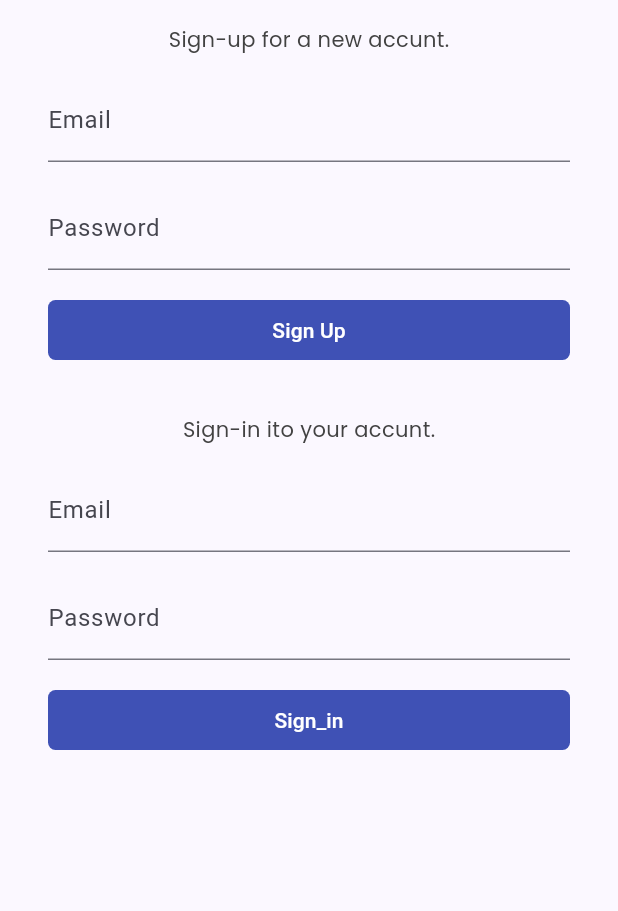
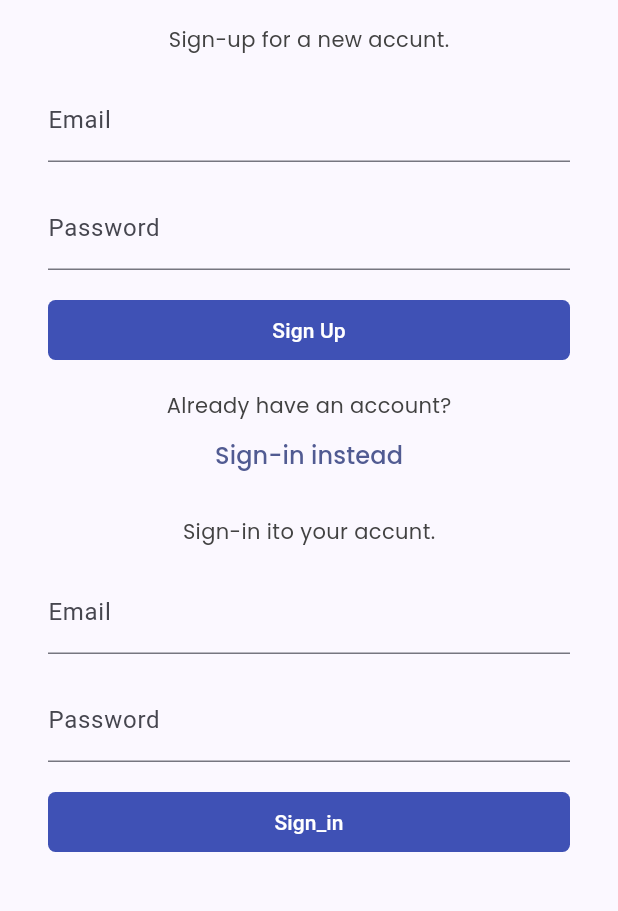
Before and after one commit to emagnu/auth, a Flutter app: the screen it shows after launch, on a phone screen of 412 x 824 dp, the part 186-1097 px from its top. Run offline on Flutter 3.47's test engine with Material 3 defaults, Android fonts, the phone set to English and light mode, and no system bars; our stand-ins replace google_fonts.

```diff
--- a/lib/src/presentation/ui/screes/welcome_screen.dart
+++ b/lib/src/presentation/ui/screes/welcome_screen.dart
@@ -1,6 +1,7 @@
 //  //  ///
 //  Import LIBRARIES
 import 'package:flutter/material.dart';
+import 'package:google_fonts/google_fonts.dart';
 //  Import FILES
 import '../sharedwidgets/styled_text.dart';
 import '../welcome/sign_in_form.dart';
@@ -12,6 +13,8 @@ class WelcomeScreen extends StatelessWidget {
 
   @override
   Widget build(BuildContext context) {
+    bool isSignUpForm = true;
+
     return Scaffold(
       appBar: AppBar(
         title: const Text('Flutter Auth'),
@@ -26,8 +29,24 @@ class WelcomeScreen extends StatelessWidget {
             children: <Widget>[
               const StyledHeadingText('Welcome to the authorisation page '),
 
-              // Sign up screen
-              SignUpForm(),
+              if (isSignUpForm)
+                Column(
+                  children: <Widget>[
+                    // Sign up screen
+                    SignUpForm(),
+                    const StyledBodyText('Already have an account?'),
+                    TextButton(
+                      onPressed: () {
+                        isSignUpForm = false;
+                      },
+                      child: Text(
+                        'Sign-in instead',
+                        style: GoogleFonts.poppins(
+                            fontSize: 16, fontWeight: FontWeight.w500),
+                      ),
+                    ),
+                  ],
+                ),
 
               // Sign in screen
               SignInForm(),
```
